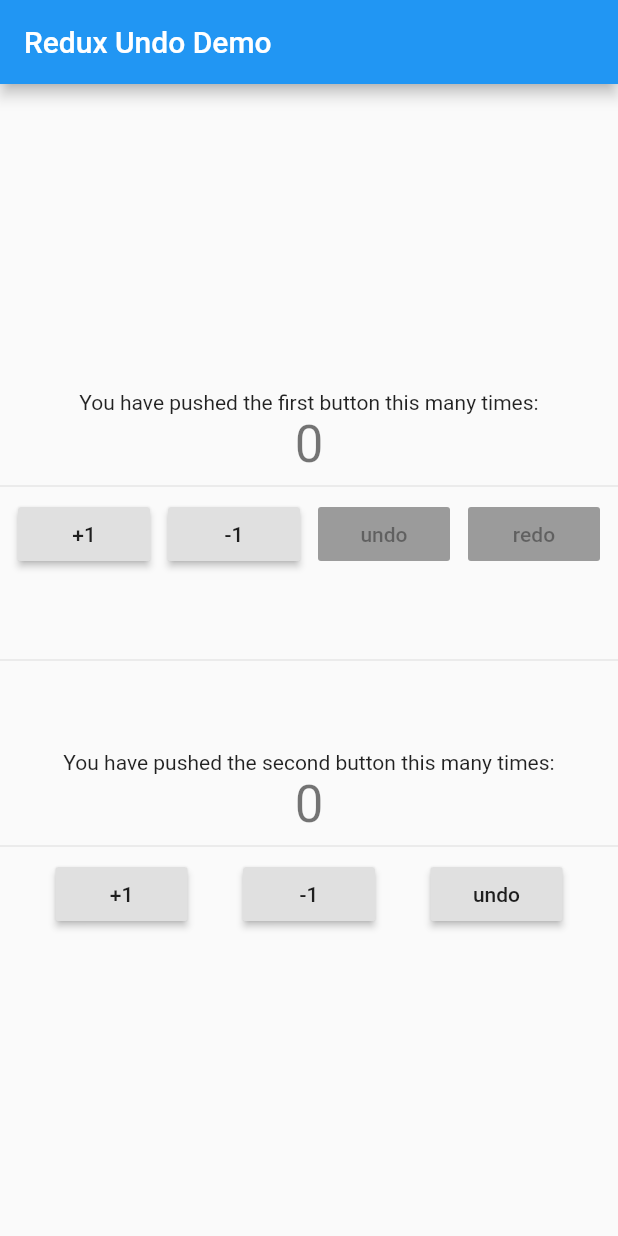
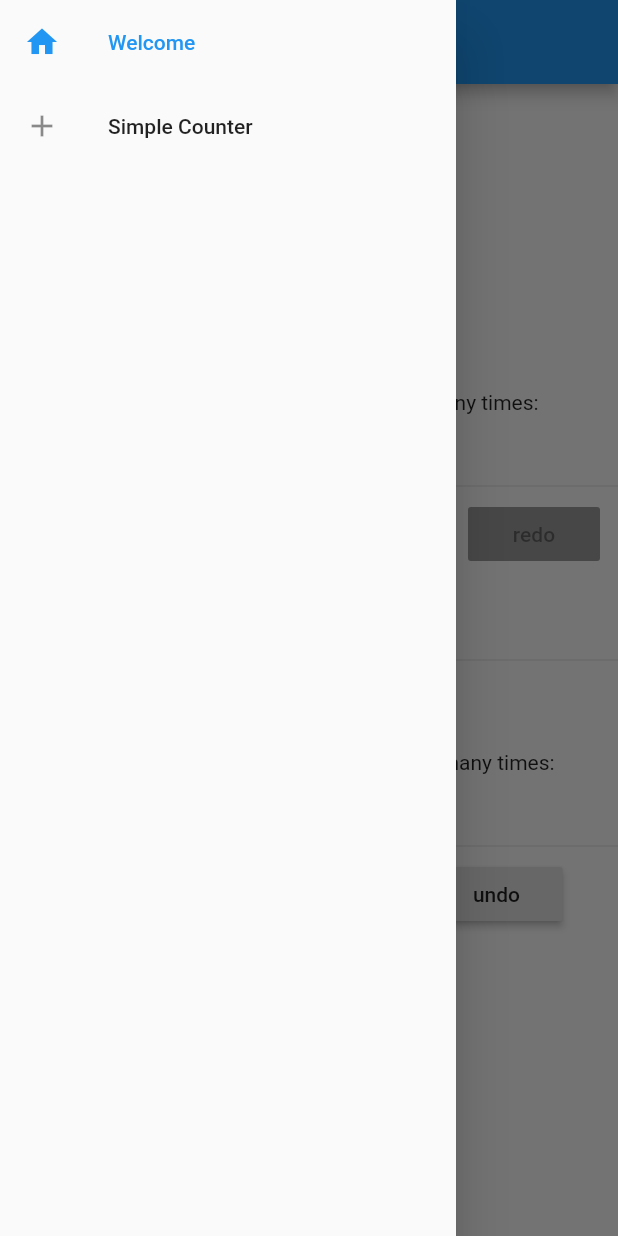
Before and after one commit to fluttercommunity/redux_undo, a Flutter app: the screen it shows after launch, with the side drawer open (before the commit the screen has no drawer), on a phone screen of 412 x 824 dp. Run offline on Flutter 3.47's test engine with Material 2 defaults, Android fonts, the phone set to English and light mode, and no system bars; our stand-ins replace flutter_redux, redux.

Commit message:
improved exmaple with multiple screens (tbd)

```diff
--- /dev/null
+++ b/example/lib/components/drawer.dart
@@ -0,0 +1,57 @@
+import 'package:flutter/material.dart';
+
+@immutable
+class DrawerView extends StatelessWidget {
+  const DrawerView();
+
+  @override
+  Widget build(BuildContext context) {
+    String _getCurrentRouteName() {
+      String currentRouteName;
+
+      Navigator.popUntil(context, (Route<dynamic> route) {
+        currentRouteName = route.settings.name;
+        return true;
+      });
+
+      return currentRouteName;
+    }
+
+    final String currentRoute = _getCurrentRouteName();
+
+    Function() _getNavigation(String route) {
+      if (route == currentRoute) return () => Navigator.pop(context);
+      return () => Navigator.popAndPushNamed(context, route);
+    }
+
+    return Drawer(
+      // Add a ListView to the drawer. This ensures the user can scroll
+      // through the options in the drawer if there isn't enough vertical
+      // space to fit everything.
+      child: ListView(
+        // Important: Remove any padding from the ListView.
+        padding: EdgeInsets.zero,
+        children: <Widget>[
+          ListTile(
+            leading: Icon(
+              Icons.home,
+              size: 24.0,
+            ),
+            title: const Text('Welcome'),
+            selected: currentRoute == '/',
+            onTap: _getNavigation('/'),
+          ),
+          ListTile(
+            leading: Icon(
+              Icons.add,
+              size: 24.0,
+            ),
+            title: const Text('Simple Counter'),
+            selected: currentRoute == 'simple_counter',
+            onTap: _getNavigation('simple_counter'),
+          ),
+        ],
+      ),
+    );
+  }
+}
--- /dev/null
+++ b/example/lib/components/home.dart
@@ -0,0 +1,123 @@
+import 'package:flutter/material.dart';
+import 'package:flutter_redux/flutter_redux.dart';
+import 'package:redux/redux.dart';
+import 'package:redux_undo/redux_undo.dart';
+import 'package:redux_undo_example/components/wrapper.dart';
+import 'package:redux_undo_example/redux/counter/counter_actions.dart';
+
+class HomeScreen extends StatelessWidget {
+  const HomeScreen();
+
+  @override
+  Widget build(BuildContext context) {
+    return StoreConnector<UndoableState, Store<UndoableState>>(
+      converter: (Store<UndoableState> store) => store,
+      builder: (BuildContext context, Store<UndoableState> store) {
+        final int counter_1 = store.state.present.counter[0];
+        final int counter_2 = store.state.present.counter[1];
+        return Center(
+          child: Column(
+            mainAxisAlignment: MainAxisAlignment.center,
+            children: <Widget>[
+              const Text(
+                'You have pushed the first button this many times:',
+              ),
+              Text(
+                '$counter_1',
+                style: Theme
+                  .of(context)
+                  .textTheme
+                  .display1,
+              ),
+              const Divider(),
+              Row(
+                mainAxisAlignment: MainAxisAlignment.spaceEvenly,
+                children: <Widget>[
+                  RaisedButton(
+                    onPressed: () {
+                      store.dispatch(CounterIncrement(index: 0));
+                    },
+                    child: const Text('+1'),
+                  ),
+                  RaisedButton(
+                    onPressed: () {
+                      store.dispatch(CounterDecrement(index: 0));
+                    },
+                    child: const Text('-1'),
+                  ),
+                  RaisedButton(
+                    onPressed: store.state.canUndo
+                      ? () {
+                      store.dispatch(CustomUndo());
+                    }
+                      : null,
+                    child: const Text('undo'),
+                  ),
+                  RaisedButton(
+                    onPressed: store.state.canRedo
+                      ? () {
+                      store.dispatch(UndoableRedoAction());
+                    }
+                      : null,
+                    child: const Text('redo'),
+                  )
+                ],
+              ),
+              const Divider(
+                height: 120,
+              ),
+              const Text(
+                'You have pushed the second button this many times:',
+              ),
+              Text(
+                '$counter_2',
+                style: Theme
+                  .of(context)
+                  .textTheme
+                  .display1,
+              ),
+              const Divider(),
+              Row(
+                mainAxisAlignment: MainAxisAlignment.spaceEvenly,
+                children: <Widget>[
+                  RaisedButton(
+                    onPressed: () {
+                      store.dispatch(CounterIncrement(index: 1));
+                    },
+                    child: const Text('+1'),
+                  ),
+                  RaisedButton(
+                    onPressed: () {
+                      store.dispatch(CounterDecrement(index: 1));
+                    },
+                    child: const Text('-1'),
+                  ),
+                  RaisedButton(
+                    onPressed: () {
+                      store.dispatch(UndoableUndoAction());
+                    },
+                    child: const Text('undo'),
+                  )
+                ],
+              ),
+            ],
+          ),
+        );
+      },
+    );
+  }
+}
+
+class HomeScreenView extends StatelessWidget {
+  const HomeScreenView({Key key, this.title}) : super(key: key);
+
+  final String title;
+
+  @override
+  Widget build(BuildContext context) {
+    return Wrapper(
+      title: title,
+      child: const HomeScreen()
+    );
+  }
+}
--- /dev/null
+++ b/example/lib/components/wrapper.dart
@@ -0,0 +1,23 @@
+import 'package:flutter/material.dart';
+import 'package:redux_undo_example/components/drawer.dart';
+
+class Wrapper extends StatelessWidget {
+  const Wrapper({
+    @required this.title,
+    @required this.child,
+  });
+
+  final String title;
+  final Widget child;
+
+  @override
+  Widget build(BuildContext context) {
+    return Scaffold(
+      drawer: const DrawerView(),
+      appBar: AppBar(
+        title: Text(title),
+      ),
+      body: child,
+    );
+  }
+}
--- a/example/lib/main.dart
+++ b/example/lib/main.dart
@@ -2,6 +2,8 @@ import 'package:flutter/material.dart';
 import 'package:flutter_redux/flutter_redux.dart';
 import 'package:redux/redux.dart';
 import 'package:redux_undo/redux_undo.dart';
+import 'package:redux_undo_example/components/home.dart';
+import 'package:redux_undo_example/components/simple_counter.dart';
 
 import 'redux/counter/counter_actions.dart';
 import 'redux/root_reducer.dart';
@@ -23,117 +25,29 @@ class MyApp extends StatelessWidget {
     initialState: createUndoableState(RootState.initial(), false),
   );
 
+  final GlobalKey navigatorKey = GlobalKey<NavigatorState>();
+
   @override
   Widget build(BuildContext context) {
     return StoreProvider<UndoableState>(
       store: store,
       child: MaterialApp(
+        debugShowCheckedModeBanner: false,
         title: 'Redux Undo Demo',
         theme: ThemeData(
           primarySwatch: Colors.blue,
         ),
-        home: const MyHomePage(title: 'Redux Undo Demo'),
+        navigatorKey: navigatorKey,
+//        home: const MyHomePage(title: 'Redux Undo Demo'),
+        routes: <String, Widget Function(BuildContext)>{
+          '/': (BuildContext context) {
+            return const HomeScreenView(title: 'Welcome');
+          },
+          'simple_counter': (BuildContext context) {
+            return const SimpleCounterView(title: 'Simple Counter');
+          },
+        },
       ),
     );
   }
 }
-
-class MyHomePage extends StatelessWidget {
-  const MyHomePage({Key key, this.title}) : super(key: key);
-
-  final String title;
-
-  @override
-  Widget build(BuildContext context) {
-    return StoreConnector<UndoableState, Store<UndoableState>>(
-      converter: (Store<UndoableState> store) => store,
-      builder: (BuildContext context, Store<UndoableState> store) {
-        final int counter_1 = store.state.present.counter[0];
-        final int counter_2 = store.state.present.counter[1];
-        return Scaffold(
-          appBar: AppBar(
-            title: Text(title),
-          ),
-          body: Center(
-            child: Column(
-              mainAxisAlignment: MainAxisAlignment.center,
-              children: <Widget>[
-                const Text(
-                  'You have pushed the first button this many times:',
-                ),
-                Text(
-                  '$counter_1',
-                  style: Theme.of(context).textTheme.display1,
-                ),
-                const Divider(),
-                Row(
-                  mainAxisAlignment: MainAxisAlignment.spaceEvenly,
-                  children: <Widget>[
-                    RaisedButton(
-                      onPressed: () {
-                        store.dispatch(CounterIncrement(index: 0));
-                      },
-                      child: const Text('+1'),
-                    ),
-                    RaisedButton(
-                      onPressed: () {
-                        store.dispatch(CounterDecrement(index: 0));
-                      },
-                      child: const Text('-1'),
-                    ),
-                    RaisedButton(
-                      onPressed: store.state.canUndo ? () {
-                        store.dispatch(CustomUndo());
-                      } : null,
-                      child: const Text('undo'),
-                    ),
-                    RaisedButton(
-                      onPressed: store.state.canRedo ? () {
-                        store.dispatch(UndoableRedoAction());
-                      } : null,
-                      child: const Text('redo'),
-                    )
-                  ],
-                ),
-                const Divider(
-                  height: 120,
-                ),
-                const Text(
-                  'You have pushed the second button this many times:',
-                ),
-                Text(
-                  '$counter_2',
-                  style: Theme.of(context).textTheme.display1,
-                ),
-                const Divider(),
-                Row(
-                  mainAxisAlignment: MainAxisAlignment.spaceEvenly,
-                  children: <Widget>[
-                    RaisedButton(
-                      onPressed: () {
-                        store.dispatch(CounterIncrement(index: 1));
-                      },
-                      child: const Text('+1'),
-                    ),
-                    RaisedButton(
-                      onPressed: () {
-                        store.dispatch(CounterDecrement(index: 1));
-                      },
-                      child: const Text('-1'),
-                    ),
-                    RaisedButton(
-                      onPressed: () {
-                        store.dispatch(UndoableUndoAction());
-                      },
-                      child: const Text('undo'),
-                    )
-                  ],
-                ),
-              ],
-            ),
-          ),
-        );
-      },
-    );
-  }
-}
```
Also changed, not shown: example/lib/components/simple_counter.dart (added, +114 -0 lines).
